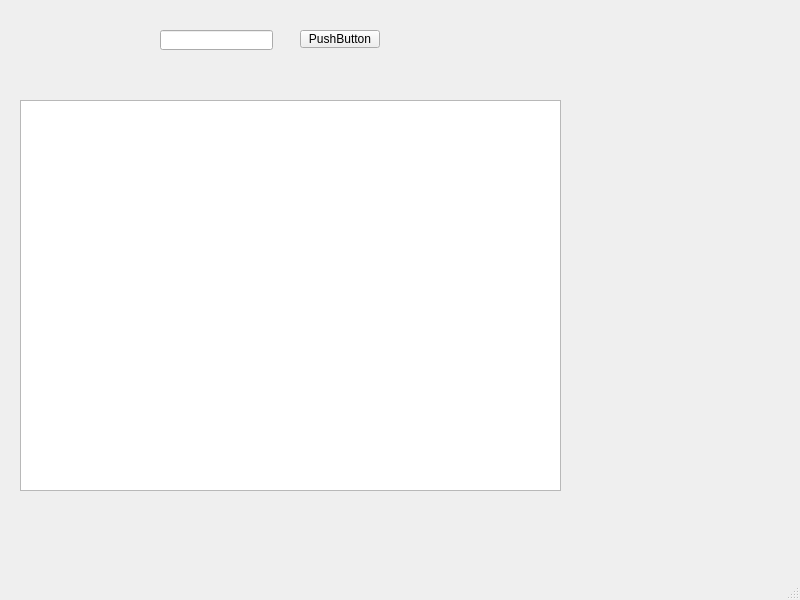
Above: gui1.ui from mrcreamio/Pyqt5 before the change. Below: the same form after it.
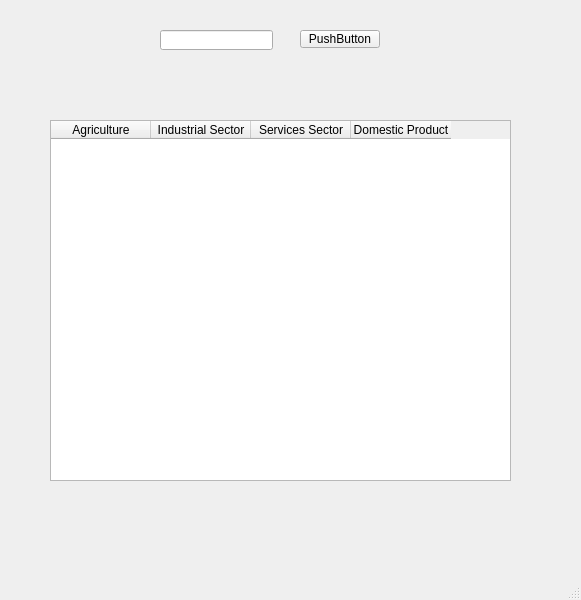
That is the form after the change.

What changed in the file:
```diff
--- a/gui1.ui
+++ b/gui1.ui
@@ -6,7 +6,7 @@
    <rect>
     <x>0</x>
     <y>0</y>
-    <width>800</width>
+    <width>581</width>
     <height>600</height>
    </rect>
   </property>
@@ -37,15 +37,47 @@
      </rect>
     </property>
    </widget>
-   <widget class="QTextBrowser" name="textBrowser">
+   <widget class="QTableWidget" name="tableWidget">
     <property name="geometry">
      <rect>
-      <x>20</x>
-      <y>100</y>
-      <width>541</width>
-      <height>391</height>
+      <x>50</x>
+      <y>120</y>
+      <width>461</width>
+      <height>361</height>
      </rect>
     </property>
+    <property name="minimumSize">
+     <size>
+      <width>461</width>
+      <height>0</height>
+     </size>
+    </property>
+    <property name="maximumSize">
+     <size>
+      <width>461</width>
+      <height>16777215</height>
+     </size>
+    </property>
+    <column>
+     <property name="text">
+      <string>Agriculture</string>
+     </property>
+    </column>
+    <column>
+     <property name="text">
+      <string>Industrial Sector</string>
+     </property>
+    </column>
+    <column>
+     <property name="text">
+      <string>Services Sector</string>
+     </property>
+    </column>
+    <column>
+     <property name="text">
+      <string>Domestic Product</string>
+     </property>
+    </column>
    </widget>
   </widget>
   <widget class="QStatusBar" name="statusbar"/>
```
